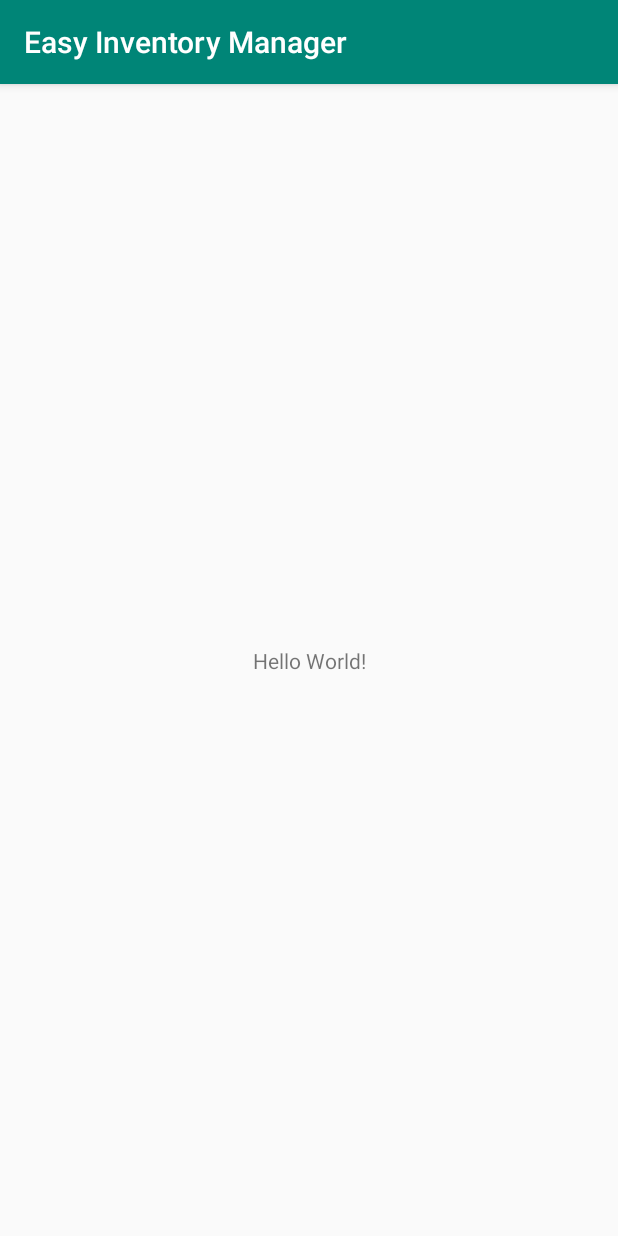
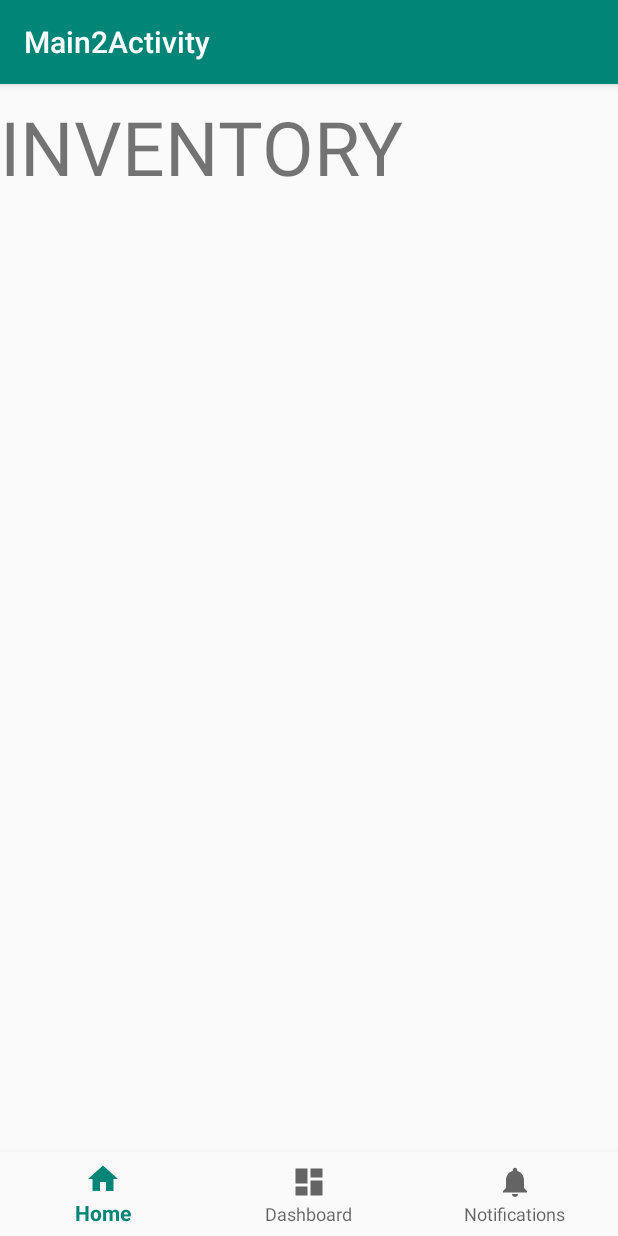
Before and after one commit to efanious/EasyInventoryManager, an Android app: the screen it shows after launch (MainActivity before the commit, Main2Activity after it), on a phone screen of 412 x 824 dp. Run offline under Robolectric (Android 15) with nearby library versions, the phone set to English and light mode, and no system bars.

Commit message:
added fragments successfully

```diff
--- a/app/build.gradle
+++ b/app/build.gradle
@@ -9,6 +9,7 @@ android {
         versionCode 1
         versionName "1.0"
         testInstrumentationRunner "androidx.test.runner.AndroidJUnitRunner"
+        vectorDrawables.useSupportLibrary = true
     }
     buildTypes {
         release {
@@ -22,6 +23,9 @@ dependencies {
     implementation fileTree(dir: 'libs', include: ['*.jar'])
     implementation 'androidx.appcompat:appcompat:1.0.2'
     implementation 'androidx.constraintlayout:constraintlayout:1.1.3'
+    implementation 'com.google.android.material:material:1.0.0'
+    implementation 'androidx.vectordrawable:vectordrawable:1.0.1'
+    implementation 'androidx.legacy:legacy-support-v4:1.0.0'
     testImplementation 'junit:junit:4.12'
     androidTestImplementation 'androidx.test:runner:1.1.1'
     androidTestImplementation 'androidx.test.espresso:espresso-core:3.2.0'
--- /dev/null
+++ b/app/src/main/java/efana/easyinventorymanager/Main2Activity.java
@@ -0,0 +1,83 @@
+package efana.easyinventorymanager;
+
+import android.net.Uri;
+import android.os.Bundle;
+
+import com.google.android.material.bottomnavigation.BottomNavigationView;
+
+import androidx.appcompat.app.AppCompatActivity;
+import androidx.annotation.NonNull;
+import androidx.fragment.app.FragmentManager;
+
+import android.view.MenuItem;
+import android.widget.TextView;
+
+import efana.easyinventorymanager.fragments.InventoryFragment;
+import efana.easyinventorymanager.fragments.SellersFragment;
+
+public class Main2Activity extends AppCompatActivity implements
+        InventoryFragment.OnFragmentInteractionListener,
+        SellersFragment.OnFragmentInteractionListener {
+    private TextView mTextMessage;
+    private InventoryFragment mInventoryFragment;
+    private SellersFragment mSellersFragment;
+
+    private BottomNavigationView.OnNavigationItemSelectedListener mOnNavigationItemSelectedListener
+            = new BottomNavigationView.OnNavigationItemSelectedListener() {
+
+        @Override
+        public boolean onNavigationItemSelected(@NonNull MenuItem item) {
+
+            FragmentManager fragmentManager = getSupportFragmentManager();
+
+
+
+            switch (item.getItemId()) {
+                case R.id.navigation_home:
+//                    mTextMessage.setText(R.string.title_home);
+                    fragmentManager.beginTransaction()
+                            .replace(R.id.fragment_container, mInventoryFragment)
+                            .commit();
+
+                    return true;
+                case R.id.navigation_dashboard:
+//                    mTextMessage.setText(R.string.title_dashboard);
+                    fragmentManager.beginTransaction()
+                            .replace(R.id.fragment_container, mSellersFragment)
+                            .commit();
+                    return true;
+                case R.id.navigation_notifications:
+                    mTextMessage.setText(R.string.title_notifications);
+                    return true;
+            }
+            return false;
+        }
+    };
+
+
+    @Override
+    protected void onCreate(Bundle savedInstanceState) {
+        super.onCreate(savedInstanceState);
+        setContentView(R.layout.activity_main2);
+        BottomNavigationView navView = findViewById(R.id.nav_view);
+        mTextMessage = findViewById(R.id.message);
+
+        mInventoryFragment = new InventoryFragment();
+        mSellersFragment = new SellersFragment();
+
+        FragmentManager fragmentManager = getSupportFragmentManager();
+
+        fragmentManager.beginTransaction()
+                .add(R.id.fragment_container, mInventoryFragment)
+                .commit();
+
+
+        navView.setOnNavigationItemSelectedListener(mOnNavigationItemSelectedListener);
+    }
+
+
+    @Override
+    public void onFragmentInteraction(Uri uri) {
+
+    }
+}
--- /dev/null
+++ b/app/src/main/java/efana/easyinventorymanager/fragments/InventoryFragment.java
@@ -0,0 +1,111 @@
+package efana.easyinventorymanager.fragments;
+
+import android.content.Context;
+import android.net.Uri;
+import android.os.Bundle;
+
+import androidx.fragment.app.Fragment;
+
+import android.view.LayoutInflater;
+import android.view.View;
+import android.view.ViewGroup;
+
+import efana.easyinventorymanager.R;
+
+/**
+ * A simple {@link Fragment} subclass.
+ * Activities that contain this fragment must implement the
+ * {@link InventoryFragment.OnFragmentInteractionListener} interface
+ * to handle interaction events.
+ * Use the {@link InventoryFragment#newInstance} factory method to
+ * create an instance of this fragment.
+ */
+public class InventoryFragment extends Fragment {
+    // TODO: Rename parameter arguments, choose names that match
+    // the fragment initialization parameters, e.g. ARG_ITEM_NUMBER
+    private static final String ARG_PARAM1 = "param1";
+    private static final String ARG_PARAM2 = "param2";
+
+    // TODO: Rename and change types of parameters
+    private String mParam1;
+    private String mParam2;
+
+    private OnFragmentInteractionListener mListener;
+
+    public InventoryFragment() {
+        // Required empty public constructor
+    }
+
+    /**
+     * Use this factory method to create a new instance of
+     * this fragment using the provided parameters.
+     *
+     * @param param1 Parameter 1.
+     * @param param2 Parameter 2.
+     * @return A new instance of fragment InventoryFragment.
+     */
+    // TODO: Rename and change types and number of parameters
+    public static InventoryFragment newInstance(String param1, String param2) {
+        InventoryFragment fragment = new InventoryFragment();
+        Bundle args = new Bundle();
+        args.putString(ARG_PARAM1, param1);
+        args.putString(ARG_PARAM2, param2);
+        fragment.setArguments(args);
+        return fragment;
+    }
+
+    @Override
+    public void onCreate(Bundle savedInstanceState) {
+        super.onCreate(savedInstanceState);
+        if (getArguments() != null) {
+            mParam1 = getArguments().getString(ARG_PARAM1);
+            mParam2 = getArguments().getString(ARG_PARAM2);
+        }
+    }
+
+    @Override
+    public View onCreateView(LayoutInflater inflater, ViewGroup container,
+                             Bundle savedInstanceState) {
+        // Inflate the layout for this fragment
+        return inflater.inflate(R.layout.fragment_inventory, container, false);
+    }
+
+    // TODO: Rename method, update argument and hook method into UI event
+    public void onButtonPressed(Uri uri) {
+        if (mListener != null) {
+            mListener.onFragmentInteraction(uri);
+        }
+    }
+
+    @Override
+    public void onAttach(Context context) {
+        super.onAttach(context);
+        if (context instanceof OnFragmentInteractionListener) {
+            mListener = (OnFragmentInteractionListener) context;
+        } else {
+            throw new RuntimeException(context.toString()
+                    + " must implement OnFragmentInteractionListener");
+        }
+    }
+
+    @Override
+    public void onDetach() {
+        super.onDetach();
+        mListener = null;
+    }
+
+    /**
+     * This interface must be implemented by activities that contain this
+     * fragment to allow an interaction in this fragment to be communicated
+     * to the activity and potentially other fragments contained in that
+     * activity.
+     * <p>
+     * See the Android Training lesson <a href=
+     * "http://developer.android.com/training/basics/fragments/communicating.html"
+     * >Communicating with Other Fragments</a> for more information.
+     */
+    public interface OnFragmentInteractionListener {
+        // TODO: Update argument type and name
+        void onFragmentInteraction(Uri uri);
+    }
+}
--- /dev/null
+++ b/app/src/main/res/drawable/ic_dashboard_black_24dp.xml
@@ -0,0 +1,9 @@
+<vector xmlns:android="http://schemas.android.com/apk/res/android"
+    android:width="24dp"
+    android:height="24dp"
+    android:viewportWidth="24.0"
+    android:viewportHeight="24.0">
+    <path
+        android:fillColor="#FF000000"
+        android:pathData="M3,13h8L11,3L3,3v10zM3,21h8v-6L3,15v6zM13,21h8L21,11h-8v10zM13,3v6h8L21,3h-8z" />
+</vector>
--- /dev/null
+++ b/app/src/main/res/drawable/ic_home_black_24dp.xml
@@ -0,0 +1,9 @@
+<vector xmlns:android="http://schemas.android.com/apk/res/android"
+    android:width="24dp"
+    android:height="24dp"
+    android:viewportWidth="24.0"
+    android:viewportHeight="24.0">
+    <path
+        android:fillColor="#FF000000"
+        android:pathData="M10,20v-6h4v6h5v-8h3L12,3 2,12h3v8z" />
+</vector>
--- /dev/null
+++ b/app/src/main/res/drawable/ic_notifications_black_24dp.xml
@@ -0,0 +1,9 @@
+<vector xmlns:android="http://schemas.android.com/apk/res/android"
+    android:width="24dp"
+    android:height="24dp"
+    android:viewportWidth="24.0"
+    android:viewportHeight="24.0">
+    <path
+        android:fillColor="#FF000000"
+        android:pathData="M12,22c1.1,0 2,-0.9 2,-2h-4c0,1.1 0.89,2 2,2zM18,16v-5c0,-3.07 -1.64,-5.64 -4.5,-6.32L13.5,4c0,-0.83 -0.67,-1.5 -1.5,-1.5s-1.5,0.67 -1.5,1.5v0.68C7.63,5.36 6,7.92 6,11v5l-2,2v1h16v-1l-2,-2z" />
+</vector>
--- /dev/null
+++ b/app/src/main/res/layout/activity_main2.xml
@@ -0,0 +1,47 @@
+<?xml version="1.0" encoding="utf-8"?>
+<androidx.constraintlayout.widget.ConstraintLayout xmlns:android="http://schemas.android.com/apk/res/android"
+    xmlns:app="http://schemas.android.com/apk/res-auto"
+    xmlns:tools="http://schemas.android.com/tools"
+    android:id="@+id/container"
+    android:layout_width="match_parent"
+    android:layout_height="match_parent"
+    tools:context=".Main2Activity">
+
+    <!--<TextView-->
+        <!--android:id="@+id/message"-->
+        <!--android:layout_width="wrap_content"-->
+        <!--android:layout_height="wrap_content"-->
+        <!--android:layout_marginStart="@dimen/activity_horizontal_margin"-->
+        <!--android:layout_marginLeft="@dimen/activity_horizontal_margin"-->
+        <!--android:layout_marginTop="@dimen/activity_vertical_margin"-->
+        <!--android:text="@string/title_home"-->
+        <!--app:layout_constraintLeft_toLeftOf="parent"-->
+        <!--app:layout_constraintTop_toTopOf="parent" />-->
+    <FrameLayout
+        android:id="@+id/fragment_container"
+        android:layout_width="match_parent"
+        android:layout_height="match_parent"
+        android:layout_marginTop="8dp"
+        android:layout_marginBottom="8dp"
+        app:layout_constraintBottom_toTopOf="@+id/nav_view"
+        app:layout_constraintEnd_toEndOf="parent"
+        app:layout_constraintStart_toStartOf="parent"
+        app:layout_constraintTop_toTopOf="parent">
+
+    </FrameLayout>
+
+    <com.google.android.material.bottomnavigation.BottomNavigationView
+        android:id="@+id/nav_view"
+        android:layout_width="0dp"
+        android:layout_height="wrap_content"
+        android:layout_marginStart="0dp"
+        android:layout_marginEnd="0dp"
+        android:background="?android:attr/windowBackground"
+        app:layout_constraintBottom_toBottomOf="parent"
+        app:layout_constraintLeft_toLeftOf="parent"
+        app:layout_constraintRight_toRightOf="parent"
+        app:menu="@menu/bottom_nav_menu" />
+
+
+
+</androidx.constraintlayout.widget.ConstraintLayout>
--- /dev/null
+++ b/app/src/main/res/layout/fragment_inventory.xml
@@ -0,0 +1,15 @@
+<?xml version="1.0" encoding="utf-8"?>
+<FrameLayout xmlns:android="http://schemas.android.com/apk/res/android"
+    xmlns:tools="http://schemas.android.com/tools"
+    android:layout_width="match_parent"
+    android:layout_height="match_parent"
+    tools:context=".fragments.InventoryFragment">
+
+    <!-- TODO: Update blank fragment layout -->
+    <TextView
+        android:layout_width="match_parent"
+        android:layout_height="match_parent"
+        android:text="INVENTORY"
+        android:textSize="50sp"/>
+
+</FrameLayout>
--- /dev/null
+++ b/app/src/main/res/menu/bottom_nav_menu.xml
@@ -0,0 +1,19 @@
+<?xml version="1.0" encoding="utf-8"?>
+<menu xmlns:android="http://schemas.android.com/apk/res/android">
+
+    <item
+        android:id="@+id/navigation_home"
+        android:icon="@drawable/ic_home_black_24dp"
+        android:title="@string/title_home" />
+
+    <item
+        android:id="@+id/navigation_dashboard"
+        android:icon="@drawable/ic_dashboard_black_24dp"
+        android:title="@string/title_dashboard" />
+
+    <item
+        android:id="@+id/navigation_notifications"
+        android:icon="@drawable/ic_notifications_black_24dp"
+        android:title="@string/title_notifications" />
+
+</menu>
--- /dev/null
+++ b/app/src/main/res/values/dimens.xml
@@ -0,0 +1,5 @@
+<resources>
+    <!-- Default screen margins, per the Android Design guidelines. -->
+    <dimen name="activity_horizontal_margin">16dp</dimen>
+    <dimen name="activity_vertical_margin">16dp</dimen>
+</resources>
--- a/app/src/main/res/values/strings.xml
+++ b/app/src/main/res/values/strings.xml
@@ -1,3 +1,10 @@
 <resources>
     <string name="app_name">Easy Inventory Manager</string>
+    <string name="title_activity_main2">Main2Activity</string>
+    <string name="title_home">Home</string>
+    <string name="title_dashboard">Dashboard</string>
+    <string name="title_notifications">Notifications</string>
+
+    <!-- TODO: Remove or change this placeholder text -->
+    <string name="hello_blank_fragment">Hello blank fragment</string>
 </resources>
```
Also changed, not shown: app/src/main/AndroidManifest.xml (+6 -1 lines), app/src/main/java/efana/easyinventorymanager/fragments/SellersFragment.java (added, +111 -0 lines), app/src/main/res/layout/fragment_sellers.xml (added, +15 -0 lines).
